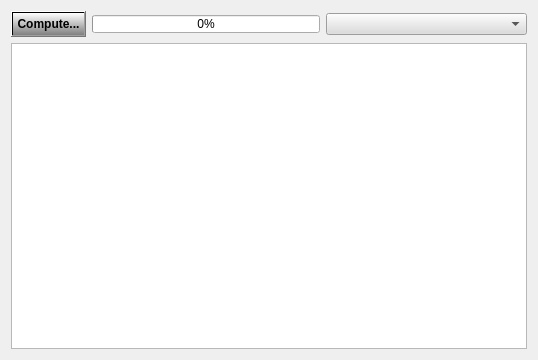
Before: the Qt Designer form src/commons/RexDataGrid.ui in stslu/rex, drawn with Qt 5.
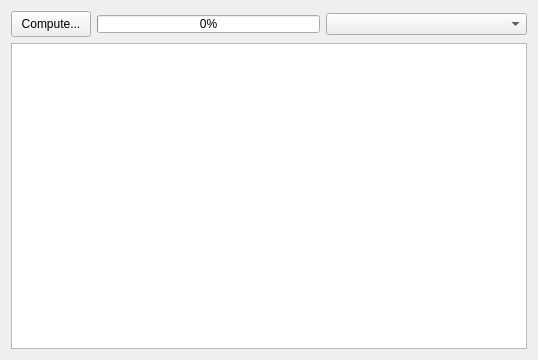
After: the same form once the commit is applied.

Commit message: cleaning. remove style

```diff
--- a/src/commons/RexDataGrid.ui
+++ b/src/commons/RexDataGrid.ui
@@ -16,9 +16,6 @@
   <property name="autoFillBackground">
    <bool>true</bool>
   </property>
-  <property name="styleSheet">
-   <string notr="true"/>
-  </property>
   <layout class="QGridLayout" name="gridLayout">
    <item row="0" column="0">
     <layout class="QVBoxLayout" name="verticalLayout">
@@ -44,13 +41,6 @@
          <property name="autoFillBackground">
           <bool>false</bool>
          </property>
-         <property name="styleSheet">
-          <string notr="true">QPushButton{
-background-color: qlineargradient(x1: 0, y1: 0, x2: 0, y2: 1, stop: 0 white, stop: 1 grey);
-color: black;
-font-weight: bold;
-}</string>
-         </property>
          <property name="text">
           <string>Compute...</string>
          </property>
@@ -79,16 +69,6 @@
          <property name="autoFillBackground">
           <bool>false</bool>
          </property>
-         <property name="styleSheet">
-          <string notr="true">background-color: rgb(220, 220, 220);
-border-color: rgb(199, 199, 199);
-color: rgb(0, 0, 0);
-
-QProgressBar::chunk {
-     background-color: darkblue;
-color: lightGreen
- }</string>
-         </property>
          <property name="maximum">
           <number>10000</number>
          </property>
@@ -123,9 +103,6 @@
            <height>22</height>
           </size>
          </property>
-         <property name="styleSheet">
-          <string notr="true">background-color: rgb(220, 220, 220);</string>
-         </property>
         </widget>
        </item>
       </layout>
```
Left out of the diff: 2 changed lines with no effect on the pictures. The commit also changes 21 other files.
